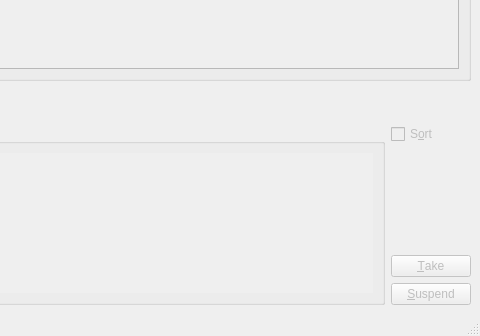
First picture: the form in src/mainwindow.ui, repository velnias75/NetMauMau-Qt-Client, before the edit; both pictures show x 480 to 960 and y 214 to 550 of the 960 by 550 pixel window.
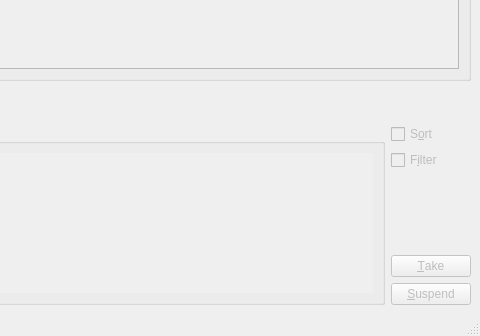
Second picture: the form after the edit. Icons and pictures are not drawn. Custom widgets are drawn as their Qt base class.

Commit message: card filter

```diff
--- a/src/mainwindow.ui
+++ b/src/mainwindow.ui
@@ -399,6 +399,22 @@
            </property>
           </widget>
          </item>
+         <item>
+          <widget class="QCheckBox" name="filterCards">
+           <property name="font">
+            <font>
+             <weight>50</weight>
+             <bold>false</bold>
+            </font>
+           </property>
+           <property name="toolTip">
+            <string>Disable cards which aren't possible to play</string>
+           </property>
+           <property name="text">
+            <string>F&amp;ilter</string>
+           </property>
+          </widget>
+         </item>
          <item>
           <spacer name="verticalSpacer_2">
            <property name="orientation">
```
Left out of the diff: 4 changed lines with no effect on the pictures. The commit also changes 2 other files.
